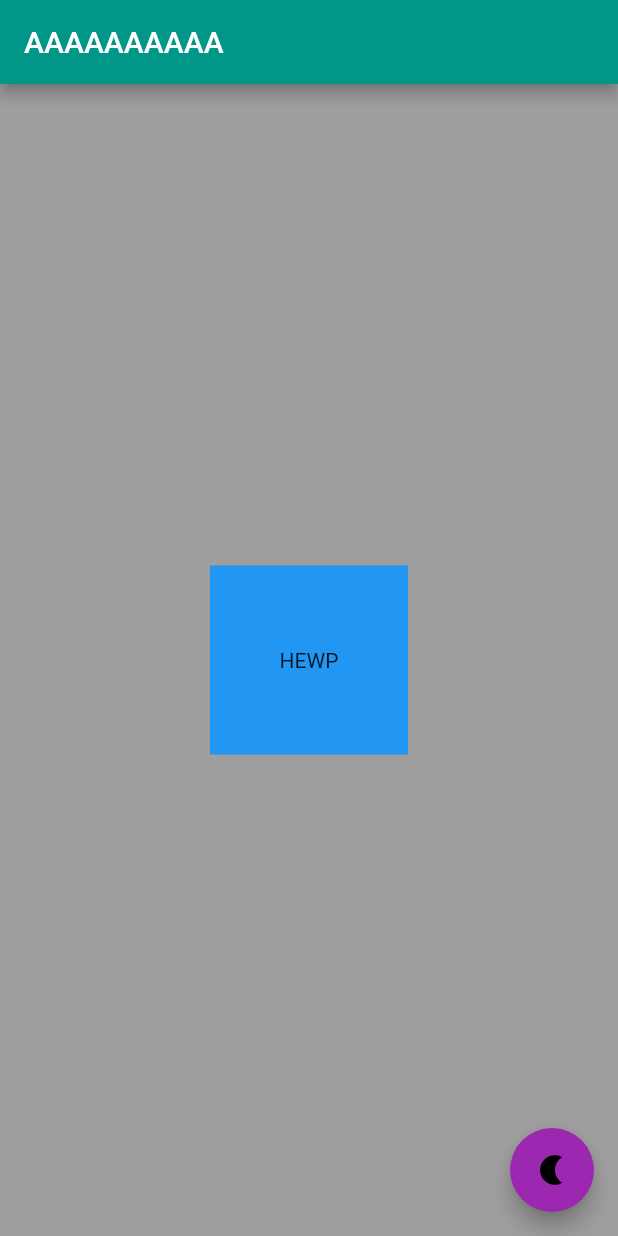
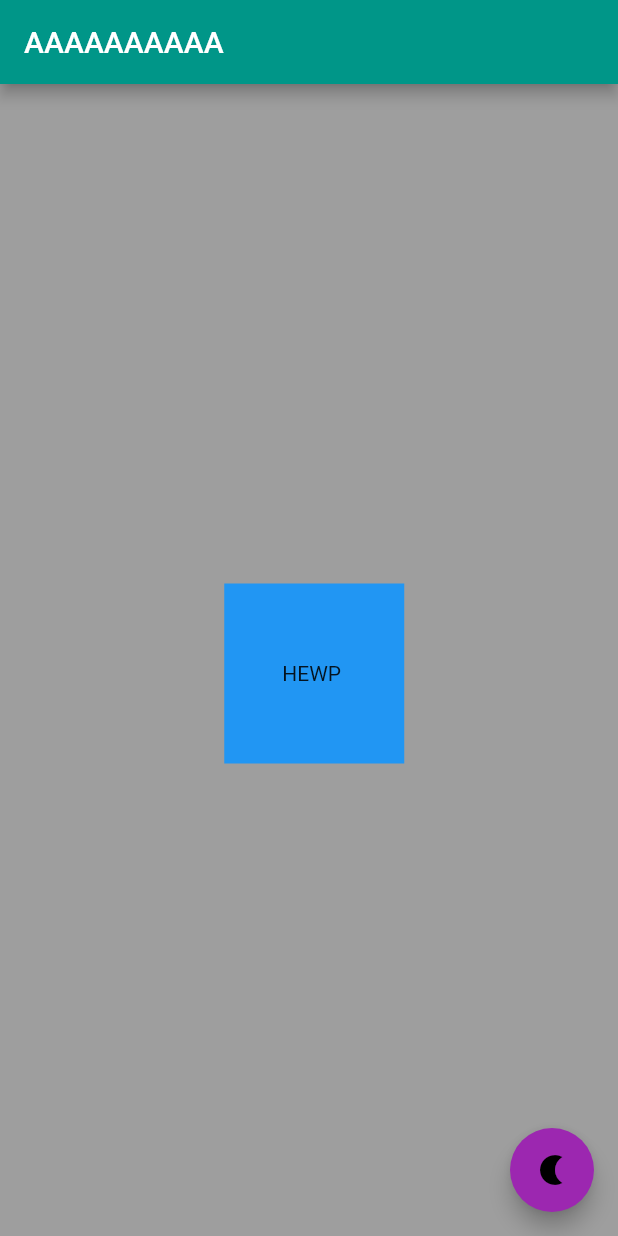
Before and after one commit to lpyil/MobileDevelopmentExercises, a Flutter app: the screen it shows after launch, on a phone screen of 412 x 824 dp. Run offline on Flutter 3.47's test engine with Material 2 defaults, Android fonts, the phone set to English and light mode, and no system bars.

Commit message:
app1 finished

```diff
--- a/Flutter/app1/lib/main.dart
+++ b/Flutter/app1/lib/main.dart
@@ -27,8 +27,12 @@ class MyApp extends StatelessWidget {
             child: Container(
               alignment: Alignment.center,
               color: Colors.blue,
-              constraints: const BoxConstraints(maxHeight: 126, maxWidth: 132),
-              child: const Text("HEWP ", textAlign: TextAlign.center),
+              constraints: const BoxConstraints(maxHeight: 120, maxWidth: 120),
+              padding: const EdgeInsets.all(30),
+              margin: const EdgeInsets.fromLTRB(10, 20, 3, 2),
+              child: const Text(
+                "HEWP ", /*textAlign: TextAlign.center*/
+              ),
             ),
           ),
           floatingActionButton: FloatingActionButton(
```
